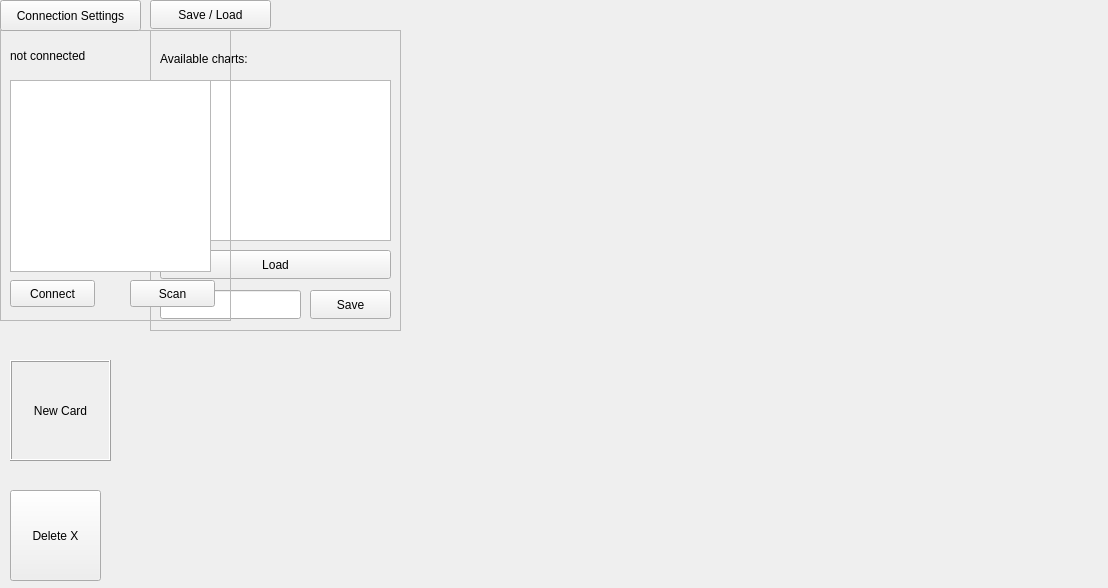
Above: Code/iplanpy.ui from Peacecake/ITT-Abschlussprojekt before the change. Below: the same form after it.
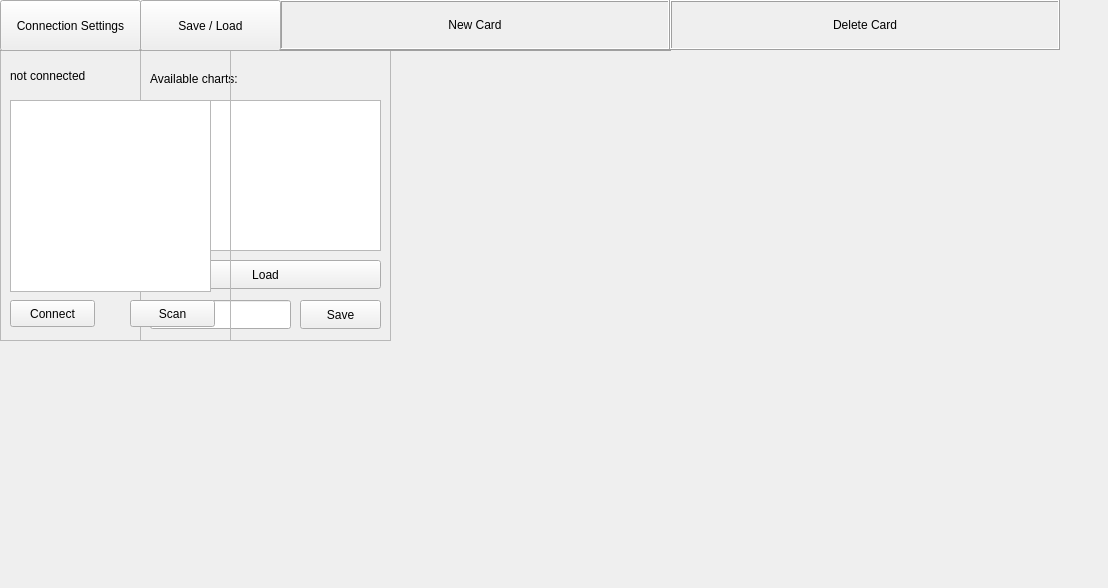
That is the form after the change.

Commit message: new ui setup, card can not be dragged over controls

```diff
--- a/Code/iplanpy.ui
+++ b/Code/iplanpy.ui
@@ -14,8 +14,8 @@
    <string>IPlanPy</string>
   </property>
   <property name="styleSheet">
-   <string notr="true">QFrame:hover#fr_card{
-	border: 1px solid blue
+   <string notr="true">QFrame: {
+	scrollbar: visible;
 }</string>
   </property>
   <widget class="QFrame" name="fr_connection">
@@ -25,7 +25,7 @@
    <property name="geometry">
     <rect>
      <x>0</x>
-     <y>30</y>
+     <y>50</y>
      <width>231</width>
      <height>291</height>
     </rect>
@@ -89,85 +89,13 @@
     </property>
    </widget>
   </widget>
-  <widget class="QPushButton" name="btn_toggle_connection_frame">
-   <property name="geometry">
-    <rect>
-     <x>0</x>
-     <y>0</y>
-     <width>141</width>
-     <height>31</height>
-    </rect>
-   </property>
-   <property name="text">
-    <string>Connection Settings</string>
-   </property>
-  </widget>
-  <widget class="QPushButton" name="delete_card">
-   <property name="geometry">
-    <rect>
-     <x>10</x>
-     <y>490</y>
-     <width>91</width>
-     <height>91</height>
-    </rect>
-   </property>
-   <property name="styleSheet">
-    <string notr="true">QPushButton:hover#delete_card {
-	background-color: red
-}</string>
-   </property>
-   <property name="text">
-    <string>Delete X</string>
-   </property>
-  </widget>
-  <widget class="QLabel" name="lbl_new_card">
-   <property name="geometry">
-    <rect>
-     <x>10</x>
-     <y>360</y>
-     <width>101</width>
-     <height>101</height>
-    </rect>
-   </property>
-   <property name="styleSheet">
-    <string notr="true">QLabel:hover#lbl_new_card {
-	background-color: green;
-	color: white
-}</string>
-   </property>
-   <property name="frameShape">
-    <enum>QFrame::Box</enum>
-   </property>
-   <property name="frameShadow">
-    <enum>QFrame::Raised</enum>
-   </property>
-   <property name="text">
-    <string>New Card</string>
-   </property>
-   <property name="alignment">
-    <set>Qt::AlignCenter</set>
-   </property>
-  </widget>
-  <widget class="QPushButton" name="btn_toggle_save_and_load_frame">
-   <property name="geometry">
-    <rect>
-     <x>150</x>
-     <y>0</y>
-     <width>121</width>
-     <height>29</height>
-    </rect>
-   </property>
-   <property name="text">
-    <string>Save / Load</string>
-   </property>
-  </widget>
   <widget class="QFrame" name="fr_save_and_load">
    <property name="geometry">
     <rect>
-     <x>150</x>
-     <y>30</y>
+     <x>140</x>
+     <y>50</y>
      <width>251</width>
-     <height>301</height>
+     <height>291</height>
     </rect>
    </property>
    <property name="frameShape">
@@ -195,7 +123,7 @@
       <x>10</x>
       <y>50</y>
       <width>231</width>
-      <height>161</height>
+      <height>151</height>
      </rect>
     </property>
    </widget>
@@ -203,7 +131,7 @@
     <property name="geometry">
      <rect>
       <x>10</x>
-      <y>220</y>
+      <y>210</y>
       <width>231</width>
       <height>29</height>
      </rect>
@@ -216,7 +144,7 @@
     <property name="geometry">
      <rect>
       <x>10</x>
-      <y>260</y>
+      <y>250</y>
       <width>141</width>
       <height>29</height>
      </rect>
@@ -226,7 +154,7 @@
     <property name="geometry">
      <rect>
       <x>160</x>
-      <y>260</y>
+      <y>250</y>
       <width>81</width>
       <height>29</height>
      </rect>
@@ -236,12 +164,117 @@
     </property>
    </widget>
   </widget>
+  <widget class="QFrame" name="fr_control_container">
+   <property name="geometry">
+    <rect>
+     <x>0</x>
+     <y>0</y>
+     <width>671</width>
+     <height>51</height>
+    </rect>
+   </property>
+   <property name="frameShape">
+    <enum>QFrame::Panel</enum>
+   </property>
+   <property name="frameShadow">
+    <enum>QFrame::Raised</enum>
+   </property>
+   <property name="lineWidth">
+    <number>2</number>
+   </property>
+   <widget class="QLabel" name="lbl_new_card">
+    <property name="geometry">
+     <rect>
+      <x>280</x>
+      <y>0</y>
+      <width>390</width>
+      <height>50</height>
+     </rect>
+    </property>
+    <property name="autoFillBackground">
+     <bool>false</bool>
+    </property>
+    <property name="styleSheet">
+     <string notr="true">QLabel:hover#lbl_new_card {
+	background-color: green;
+	color: white
+}</string>
+    </property>
+    <property name="frameShape">
+     <enum>QFrame::Box</enum>
+    </property>
+    <property name="frameShadow">
+     <enum>QFrame::Raised</enum>
+    </property>
+    <property name="text">
+     <string>New Card</string>
+    </property>
+    <property name="alignment">
+     <set>Qt::AlignCenter</set>
+    </property>
+   </widget>
+   <widget class="QPushButton" name="btn_toggle_save_and_load_frame">
+    <property name="geometry">
+     <rect>
+      <x>140</x>
+      <y>0</y>
+      <width>141</width>
+      <height>51</height>
+     </rect>
+    </property>
+    <property name="text">
+     <string>Save / Load</string>
+    </property>
+   </widget>
+   <widget class="QPushButton" name="btn_toggle_connection_frame">
+    <property name="geometry">
+     <rect>
+      <x>0</x>
+      <y>0</y>
+      <width>141</width>
+      <height>51</height>
+     </rect>
+    </property>
+    <property name="text">
+     <string>Connection Settings</string>
+    </property>
+   </widget>
+  </widget>
+  <widget class="QLabel" name="delete_card">
+   <property name="geometry">
+    <rect>
+     <x>670</x>
+     <y>0</y>
+     <width>390</width>
+     <height>50</height>
+    </rect>
+   </property>
+   <property name="autoFillBackground">
+    <bool>false</bool>
+   </property>
+   <property name="styleSheet">
+    <string notr="true">QLabel:hover#delete_card {
+	background-color: red;
+	color: white
+}</string>
+   </property>
+   <property name="frameShape">
+    <enum>QFrame::Box</enum>
+   </property>
+   <property name="frameShadow">
+    <enum>QFrame::Raised</enum>
+   </property>
+   <property name="text">
+    <string>Delete Card</string>
+   </property>
+   <property name="alignment">
+    <set>Qt::AlignCenter</set>
+   </property>
+  </widget>
   <zorder>fr_save_and_load</zorder>
-  <zorder>delete_card</zorder>
   <zorder>fr_connection</zorder>
-  <zorder>btn_toggle_connection_frame</zorder>
-  <zorder>lbl_new_card</zorder>
-  <zorder>btn_toggle_save_and_load_frame</zorder>
+  <zorder>fr_control_container</zorder>
+  <zorder>delete_card</zorder>
  </widget>
  <resources/>
  <connections/>
```
The commit also changes 2 other files.
